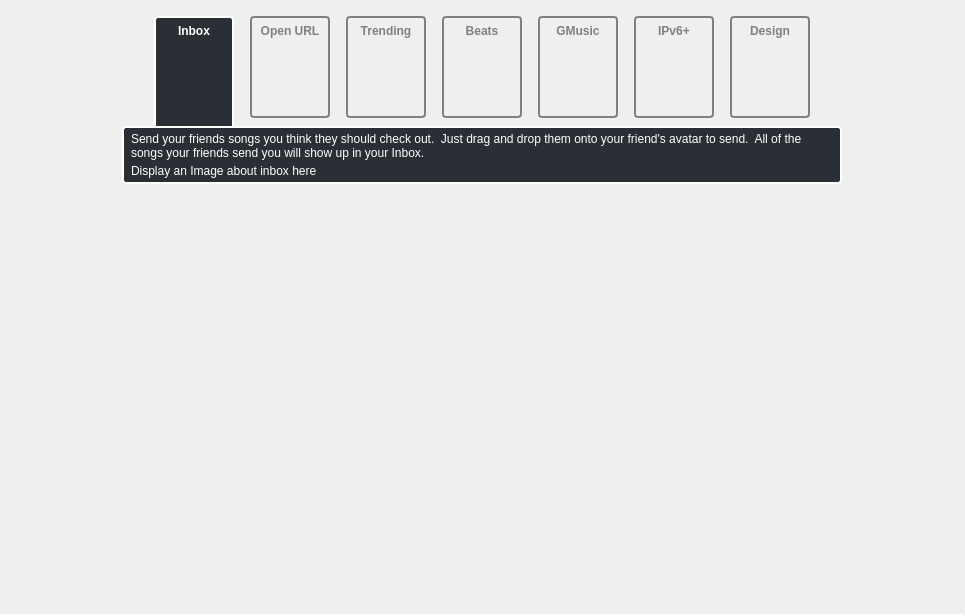
Old version of the form src/viewpages/whatsnew_0_8/WhatsNewWidget_0_8.ui in the repository tomahawk-player/tomahawk.
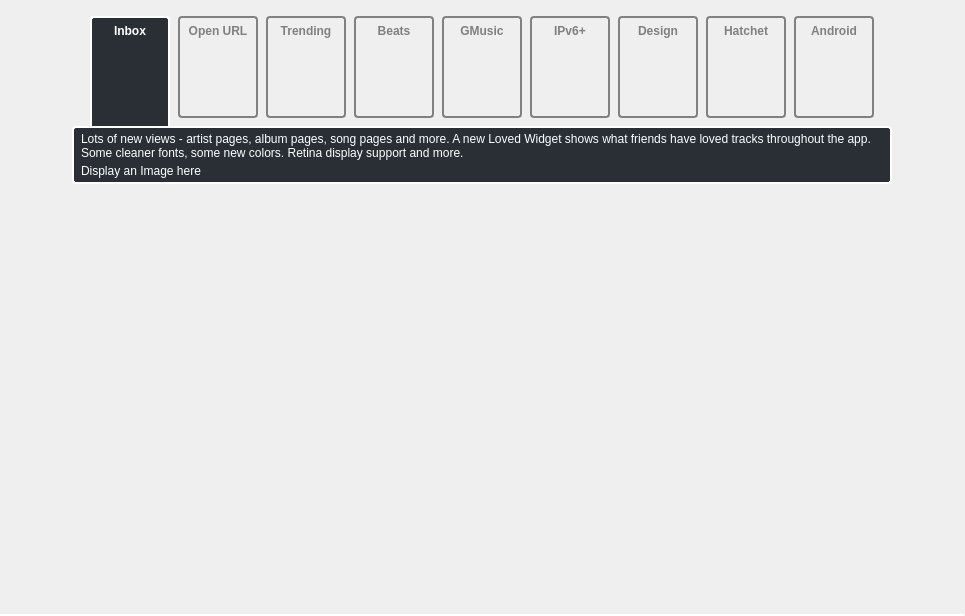
New version of the form. Custom widgets are drawn as their Qt base class.

Commit message: [whatsnew] Add pages for Hatchet and Android

The edit to the form file:
```diff
--- a/src/viewpages/whatsnew_0_8/WhatsNewWidget_0_8.ui
+++ b/src/viewpages/whatsnew_0_8/WhatsNewWidget_0_8.ui
@@ -74,7 +74,7 @@
           </property>
           <layout class="QHBoxLayout" name="horizontalLayout">
            <property name="spacing">
-            <number>16</number>
+            <number>8</number>
            </property>
            <property name="margin">
             <number>0</number>
@@ -567,6 +567,138 @@
              </layout>
             </widget>
            </item>
+           <item alignment="Qt::AlignTop">
+            <widget class="QWidget" name="hatchetBox" native="true">
+             <property name="minimumSize">
+              <size>
+               <width>64</width>
+               <height>79</height>
+              </size>
+             </property>
+             <property name="styleSheet">
+              <string notr="true">border-width: 2px;
+border-style: solid;
+border-radius: 4px;
+border-color: grey;
+color: grey;</string>
+             </property>
+             <layout class="QVBoxLayout" name="verticalLayout_471">
+              <property name="spacing">
+               <number>8</number>
+              </property>
+              <property name="margin">
+               <number>8</number>
+              </property>
+              <item alignment="Qt::AlignTop">
+               <widget class="ClickableLabel" name="hatchetBoxHeader">
+                <property name="font">
+                 <font>
+                  <weight>75</weight>
+                  <bold>true</bold>
+                 </font>
+                </property>
+                <property name="styleSheet">
+                 <string notr="true">border: none;</string>
+                </property>
+                <property name="text">
+                 <string>Hatchet</string>
+                </property>
+                <property name="alignment">
+                 <set>Qt::AlignCenter</set>
+                </property>
+               </widget>
+              </item>
+              <item>
+               <widget class="ClickableLabel" name="hatchetBoxImage">
+                <property name="minimumSize">
+                 <size>
+                  <width>64</width>
+                  <height>64</height>
+                 </size>
+                </property>
+                <property name="maximumSize">
+                 <size>
+                  <width>64</width>
+                  <height>64</height>
+                 </size>
+                </property>
+                <property name="styleSheet">
+                 <string notr="true">border: none;</string>
+                </property>
+                <property name="text">
+                 <string/>
+                </property>
+               </widget>
+              </item>
+             </layout>
+            </widget>
+           </item>
+           <item alignment="Qt::AlignTop">
+            <widget class="QWidget" name="androidBox" native="true">
+             <property name="minimumSize">
+              <size>
+               <width>64</width>
+               <height>79</height>
+              </size>
+             </property>
+             <property name="styleSheet">
+              <string notr="true">border-width: 2px;
+border-style: solid;
+border-radius: 4px;
+border-color: grey;
+color: grey;</string>
+             </property>
+             <layout class="QVBoxLayout" name="verticalLayout_472">
+              <property name="spacing">
+               <number>8</number>
+              </property>
+              <property name="margin">
+               <number>8</number>
+              </property>
+              <item alignment="Qt::AlignTop">
+               <widget class="ClickableLabel" name="androidBoxHeader">
+                <property name="font">
+                 <font>
+                  <weight>75</weight>
+                  <bold>true</bold>
+                 </font>
+                </property>
+                <property name="styleSheet">
+                 <string notr="true">border: none;</string>
+                </property>
+                <property name="text">
+                 <string>Android</string>
+                </property>
+                <property name="alignment">
+                 <set>Qt::AlignCenter</set>
+                </property>
+               </widget>
+              </item>
+              <item>
+               <widget class="ClickableLabel" name="androidBoxImage">
+                <property name="minimumSize">
+                 <size>
+                  <width>64</width>
+                  <height>64</height>
+                 </size>
+                </property>
+                <property name="maximumSize">
+                 <size>
+                  <width>64</width>
+                  <height>64</height>
+                 </size>
+                </property>
+                <property name="styleSheet">
+                 <string notr="true">border: none;</string>
+                </property>
+                <property name="text">
+                 <string/>
+                </property>
+               </widget>
+              </item>
+             </layout>
+            </widget>
+           </item>
           </layout>
          </widget>
         </item>
@@ -583,7 +715,7 @@
           </property>
           <property name="minimumSize">
            <size>
-            <width>720</width>
+            <width>820</width>
             <height>0</height>
            </size>
           </property>
@@ -604,7 +736,7 @@
 </string>
           </property>
           <property name="currentIndex">
-           <number>0</number>
+           <number>8</number>
           </property>
           <widget class="QWidget" name="inboxPage">
            <property name="styleSheet">
@@ -921,6 +1053,96 @@
             </item>
            </layout>
           </widget>
+          <widget class="QWidget" name="hatchetPage">
+           <property name="styleSheet">
+            <string notr="true">border: none;</string>
+           </property>
+           <layout class="QVBoxLayout" name="verticalLayout_541">
+            <property name="spacing">
+             <number>0</number>
+            </property>
+            <property name="margin">
+             <number>0</number>
+            </property>
+            <item>
+             <widget class="QLabel" name="label_15">
+              <property name="sizePolicy">
+               <sizepolicy hsizetype="Preferred" vsizetype="Maximum">
+                <horstretch>0</horstretch>
+                <verstretch>0</verstretch>
+               </sizepolicy>
+              </property>
+              <property name="text">
+               <string>Lots of new views - artist pages, album pages, song pages and more. A new Loved Widget shows what friends have loved tracks throughout the app. Some cleaner fonts, some new colors. Retina display support and more.</string>
+              </property>
+              <property name="scaledContents">
+               <bool>false</bool>
+              </property>
+              <property name="wordWrap">
+               <bool>true</bool>
+              </property>
+             </widget>
+            </item>
+            <item>
+             <widget class="QLabel" name="label_16">
+              <property name="sizePolicy">
+               <sizepolicy hsizetype="Preferred" vsizetype="Fixed">
+                <horstretch>0</horstretch>
+                <verstretch>0</verstretch>
+               </sizepolicy>
+              </property>
+              <property name="text">
+               <string>Display an Image here</string>
+              </property>
+             </widget>
+            </item>
+           </layout>
+          </widget>
+          <widget class="QWidget" name="androidPage">
+           <property name="styleSheet">
+            <string notr="true">border: none;</string>
+           </property>
+           <layout class="QVBoxLayout" name="verticalLayout_542">
+            <property name="spacing">
+             <number>0</number>
+            </property>
+            <property name="margin">
+             <number>0</number>
+            </property>
+            <item>
+             <widget class="QLabel" name="label_17">
+              <property name="sizePolicy">
+               <sizepolicy hsizetype="Preferred" vsizetype="Maximum">
+                <horstretch>0</horstretch>
+                <verstretch>0</verstretch>
+               </sizepolicy>
+              </property>
+              <property name="text">
+               <string>Lots of new views - artist pages, album pages, song pages and more. A new Loved Widget shows what friends have loved tracks throughout the app. Some cleaner fonts, some new colors. Retina display support and more.</string>
+              </property>
+              <property name="scaledContents">
+               <bool>false</bool>
+              </property>
+              <property name="wordWrap">
+               <bool>true</bool>
+              </property>
+             </widget>
+            </item>
+            <item>
+             <widget class="QLabel" name="label_18">
+              <property name="sizePolicy">
+               <sizepolicy hsizetype="Preferred" vsizetype="Fixed">
+                <horstretch>0</horstretch>
+                <verstretch>0</verstretch>
+               </sizepolicy>
+              </property>
+              <property name="text">
+               <string>Display an Image here</string>
+              </property>
+             </widget>
+            </item>
+           </layout>
+          </widget>
          </widget>
         </item>
         <item>
```
Left out of the diff: 2 changed lines with no effect on the pictures. The commit also changes 2 other files.
